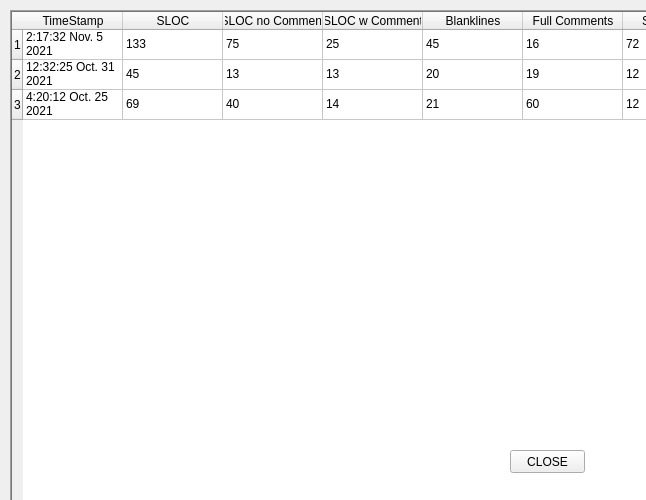
Before: the Qt Designer form plyj-master/GUI/UIFiles/History.ui in JLMcBride22/SourceCodeChecker, drawn with Qt 5.
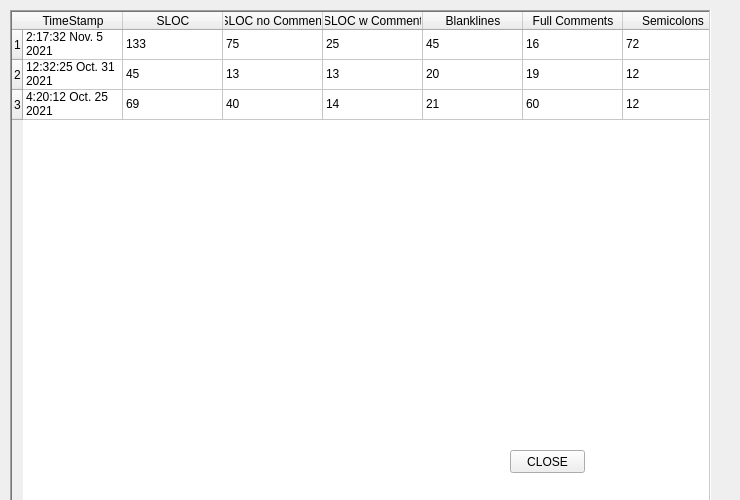
After: the same form once the commit is applied.

What changed in the file:
```diff
--- a/plyj-master/GUI/UIFiles/History.ui
+++ b/plyj-master/GUI/UIFiles/History.ui
@@ -9,7 +9,7 @@
    <rect>
     <x>0</x>
     <y>0</y>
-    <width>646</width>
+    <width>740</width>
     <height>500</height>
    </rect>
   </property>
```
